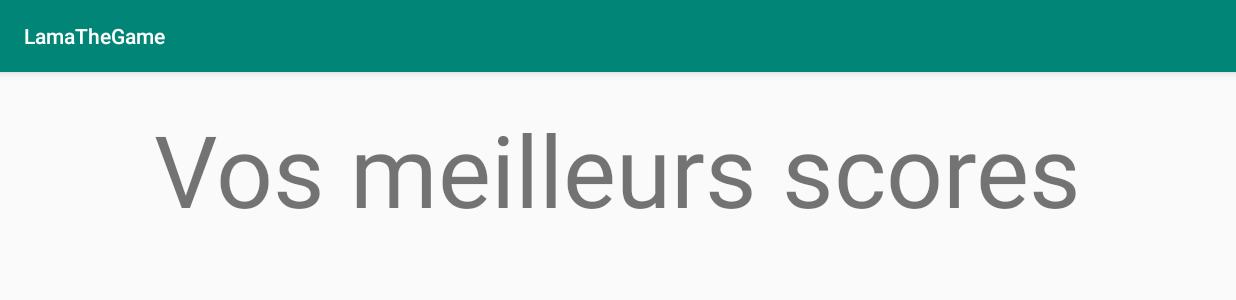
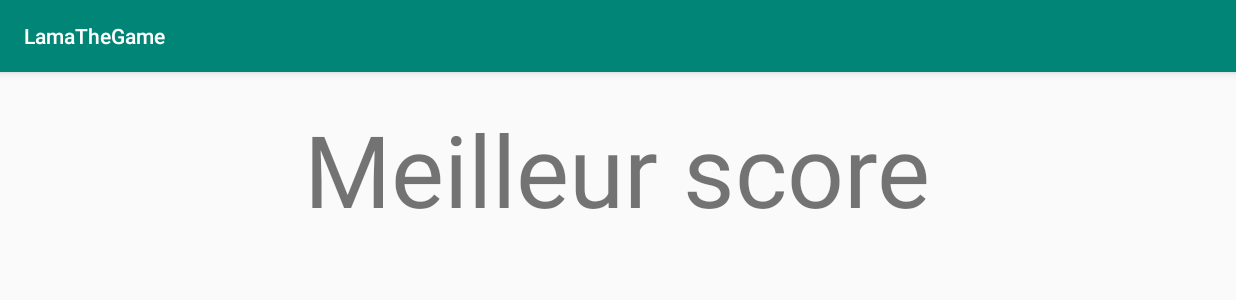
Before and after one commit to Clementlecaloch/LamaTheGame, an Android app: the Scores screen opened directly, with no data from a screen before it, on a phone screen of 824 x 412 dp (held sideways). Shown: the top 300 px of the screen. Run offline under Robolectric (Android 15) with nearby library versions, the phone set to English and light mode, and no system bars; network calls fail.

Commit message:
refactor scores.xml

```diff
--- a/app/src/main/res/layout/scores.xml
+++ b/app/src/main/res/layout/scores.xml
@@ -8,7 +8,7 @@
         android:layout_width="wrap_content"
         android:layout_height="wrap_content"
         android:layout_marginTop="20dp"
-        android:text="Vos meilleurs scores"
+        android:text="Meilleur score"
         android:textSize="100px"
         android:layout_gravity="center"/>
 
```
